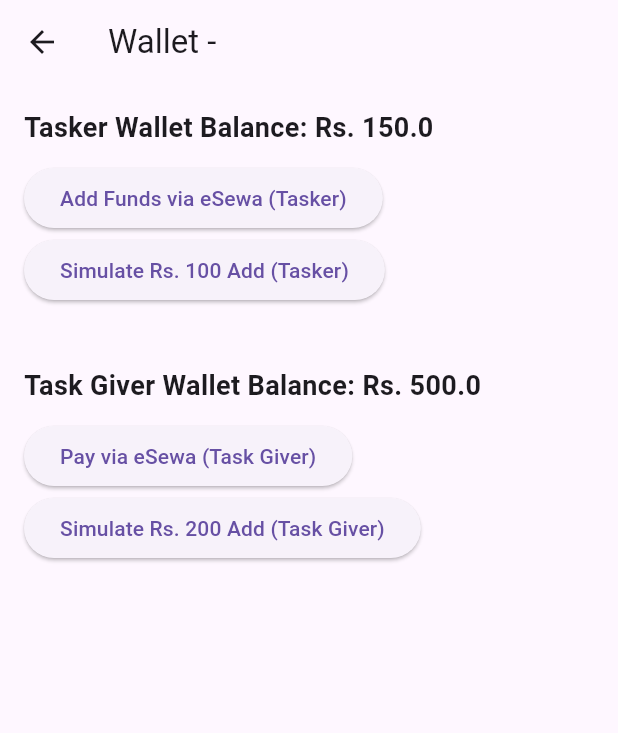
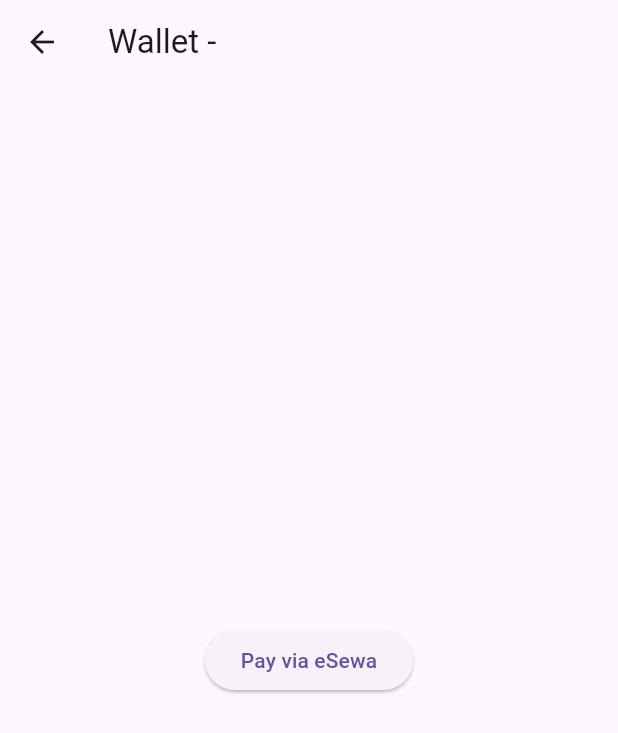
Before and after one commit to Grish317/rojgaar_syndicate, a Flutter app: the WalletPage screen opened directly with empty values, on a phone screen of 412 x 824 dp. Shown: the top 733 px of the screen. Run offline on Flutter 3.47's test engine with Material 3 defaults, Android fonts, the phone set to English and light mode, and no system bars; our stand-ins replace cloud_firestore, firebase_auth, firebase_core, firebase_storage, getwidget, image_picker and 1 more; accounts and stored records are empty; generated files the repository leaves out were written again.

```diff
--- a/lib/screens/wallet_page.dart
+++ b/lib/screens/wallet_page.dart
@@ -1,10 +1,11 @@
 import 'package:flutter/material.dart';
 import 'package:url_launcher/url_launcher.dart';
+import 'package:getwidget/getwidget.dart';
 
 class WalletPage extends StatefulWidget {
-  final String role; // Add this
+  final String role; // Accept role as a parameter
 
-  const WalletPage({super.key, required this.role}); // Modify constructor
+  const WalletPage({super.key, required this.role}); // Constructor
 
   @override
   _WalletPageState createState() => _WalletPageState();
@@ -12,10 +13,9 @@ class WalletPage extends StatefulWidget {
 
 class _WalletPageState extends State<WalletPage> {
   double _taskerBalance = 150.0; // Dummy balance for Tasker
-  double _taskGiverBalance = 500.0; // Dummy balance for Task Giver
 
   // Function to launch eSewa Payment Page
-  Future<void> _openEsewaPayment(String userType) async {
+  Future<void> _openEsewaPayment() async {
     const esewaUrl = "https://esewa.com.np/#/home"; // eSewa URL for payment
     if (await canLaunch(esewaUrl)) {
       await launch(esewaUrl);
@@ -24,54 +24,60 @@ class _WalletPageState extends State<WalletPage> {
     }
   }
 
-  // Simulate Adding Funds After eSewa Payment
-  void _addFunds(String userType, double amount) {
+  // Simulate Adding Funds After eSewa Payment (Only for Tasker)
+  void _addFunds(double amount) {
     setState(() {
-      if (userType == "Tasker") {
       _taskerBalance += amount;
-      } else {
-        _taskGiverBalance += amount;
-      }
     });
 
     ScaffoldMessenger.of(context).showSnackBar(
-      SnackBar(content: Text('Funds added! New balance: Rs. ${userType == "Tasker" ? _taskerBalance : _taskGiverBalance}')),
+      SnackBar(content: Text('Funds added! New balance: Rs. $_taskerBalance')),
     );
   }
 
   @override
   Widget build(BuildContext context) {
     return Scaffold(
-      appBar: AppBar(title: Text('Wallet - ${widget.role}')), // Display role in title
+      appBar: AppBar(title: Text('Wallet - ${widget.role}')),
       body: Padding(
         padding: const EdgeInsets.all(16.0),
-        child: Column(
+        child: widget.role == "Tasker"
+            ? Column(
                 crossAxisAlignment: CrossAxisAlignment.start,
                 children: [
-            Text('Tasker Wallet Balance: Rs. $_taskerBalance', style: TextStyle(fontSize: 18, fontWeight: FontWeight.bold)),
-            SizedBox(height: 10),
-            ElevatedButton(
-              onPressed: () => _openEsewaPayment("Tasker"),
-              child: Text('Add Funds via eSewa (Tasker)'),
+                  // Using GFCard for the Tasker Wallet
+                  GFCard(
+                    boxFit: BoxFit.cover,
+                    image: Image.asset("assets/wallet.png", fit: BoxFit.cover),
+                    title: GFListTile(
+                      avatar: Icon(Icons.account_balance_wallet, color: Colors.blue),
+                      title: Text("Tasker Wallet"),
+                      subTitle: Text("Balance: Rs. $_taskerBalance"),
                     ),
-            ElevatedButton(
-              onPressed: () => _addFunds("Tasker", 100), // Simulate adding Rs. 100
-              child: Text('Simulate Rs. 100 Add (Tasker)'),
+                    buttonBar: GFButtonBar(
+                      children: <Widget>[
+                        GFButton(
+                          onPressed: _openEsewaPayment,
+                          text: "Add Funds",
+                          icon: Icon(Icons.payment, color: Colors.white),
+                          color: GFColors.PRIMARY,
                         ),
-
-            SizedBox(height: 40),
-
-            Text('Task Giver Wallet Balance: Rs. $_taskGiverBalance', style: TextStyle(fontSize: 18, fontWeight: FontWeight.bold)),
-            SizedBox(height: 10),
-            ElevatedButton(
-              onPressed: () => _openEsewaPayment("Task Giver"),
-              child: Text('Pay via eSewa (Task Giver)'),
-            ),
-            ElevatedButton(
-              onPressed: () => _addFunds("Task Giver", 200), // Simulate adding Rs. 200
-              child: Text('Simulate Rs. 200 Add (Task Giver)'),
+                        GFButton(
+                          onPressed: () => _addFunds(100), // Simulate adding Rs. 100
+                          text: "Simulate Rs. 100 Add",
+                          icon: Icon(Icons.add, color: Colors.white),
+                          color: GFColors.SUCCESS,
                         ),
                       ],
+                    ),
+                  ),
+                ],
+              )
+            : Center(
+                child: ElevatedButton(
+                  onPressed: _openEsewaPayment,
+                  child: Text('Pay via eSewa'),
+                ),
               ),
       ),
     );
```
Also changed, not shown: lib/screens/home_page.dart (+27 -6 lines), pubspec.yaml (+11 -0 lines), pubspec.lock, 6 other files. Lines whose indentation alone changed are shown as unchanged.
